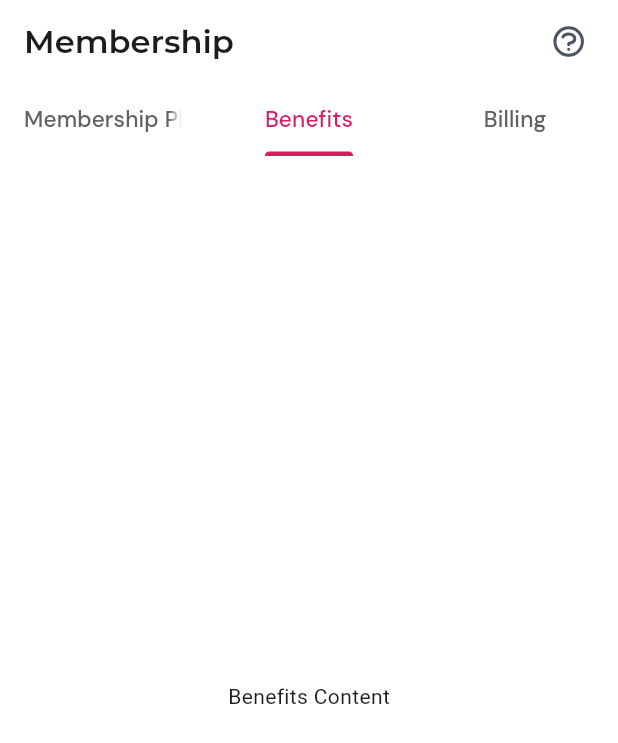
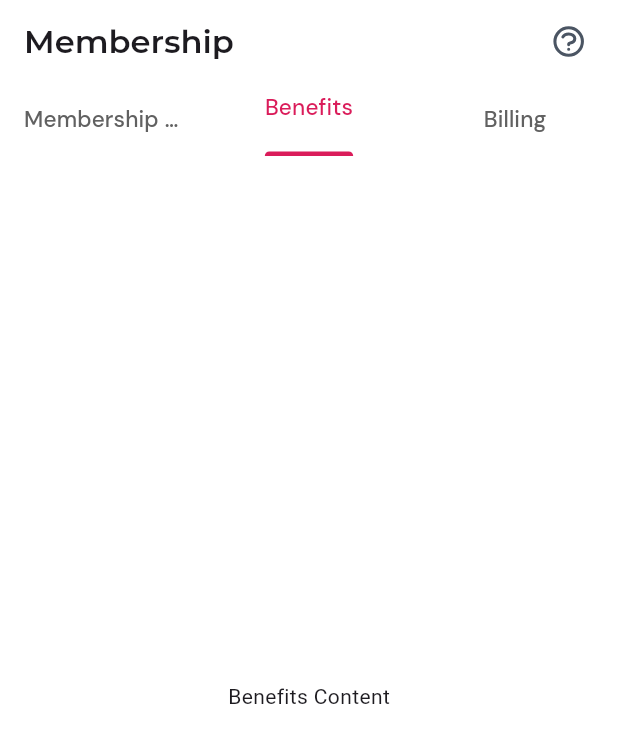
Before and after one commit to basmalahesham/demo, a Flutter app: the screen it shows after launch, tab 2 chosen, on a phone screen of 412 x 824 dp. Shown: the top 743 px of the screen. Run offline on Flutter 3.47's test engine with Material 3 defaults, Android fonts, the phone set to English and light mode, and no system bars; our stand-ins replace device_preview, flutter_screenutil, flutter_svg, google_fonts.

Commit message:
finish tab bar

```diff
--- a/lib/features/membership/presentation/views/membership_view.dart
+++ b/lib/features/membership/presentation/views/membership_view.dart
@@ -1,5 +1,4 @@
 import 'package:demo/features/membership/presentation/views/widgets/membership_view_body.dart';
-import 'package:flutter/gestures.dart';
 import 'package:flutter/material.dart';
 import 'package:flutter_svg/flutter_svg.dart';
 import 'package:google_fonts/google_fonts.dart';
@@ -15,10 +14,15 @@ class _MembershipViewState extends State<MembershipView>
     with SingleTickerProviderStateMixin {
   late TabController _tabController;
 
+  final List<String> _tabs = ['Membership Plans', 'Benefits', 'Billing'];
+
   @override
   void initState() {
     super.initState();
-    _tabController = TabController(length: 3, vsync: this);
+    _tabController = TabController(length: _tabs.length, vsync: this);
+    _tabController.addListener(() {
+      setState(() {}); // علشان يعيد بناء التابز ويحدث الوضع المختار
+    });
   }
 
   @override
@@ -54,10 +58,10 @@ class _MembershipViewState extends State<MembershipView>
           preferredSize: Size.fromHeight(48),
           child: TabBar(
             controller: _tabController,
-            indicatorColor: Color(0xFFDA1C5A),
+            indicatorColor: const Color(0xFFDA1C5A),
             indicatorWeight: 2.14,
             dividerColor: Colors.transparent,
-            labelColor: Color(0xFFDA1C5A),
+            labelColor: const Color(0xFFDA1C5A),
             labelStyle: GoogleFonts.dmSans(
               fontWeight: FontWeight.w500,
               fontSize: 15,
@@ -67,14 +71,20 @@ class _MembershipViewState extends State<MembershipView>
               fontWeight: FontWeight.w500,
               fontSize: 15,
             ),
-            tabs: [
-              Padding(
-                padding: EdgeInsets.only(bottom: isSelected ? 6.0 : 0.0),
-                child: Tab(text: 'Membership Plans'),
-              ),
-              Tab(text: 'Benefits'),
-              Tab(text: 'Billing'),
-            ],
+            tabs: List.generate(_tabs.length, (index) {
+              final isSelected = _tabController.index == index;
+              return Tab(
+                child: Padding(
+                  padding: EdgeInsets.only(bottom: isSelected ? 16.0 : 0.0),
+                  child: Text(
+                    _tabs[index],
+                    overflow: TextOverflow.ellipsis,
+                    maxLines: 1,
+                    softWrap: false,
+                  ),
+                ),
+              );
+            }),
           ),
         ),
       ),
```
